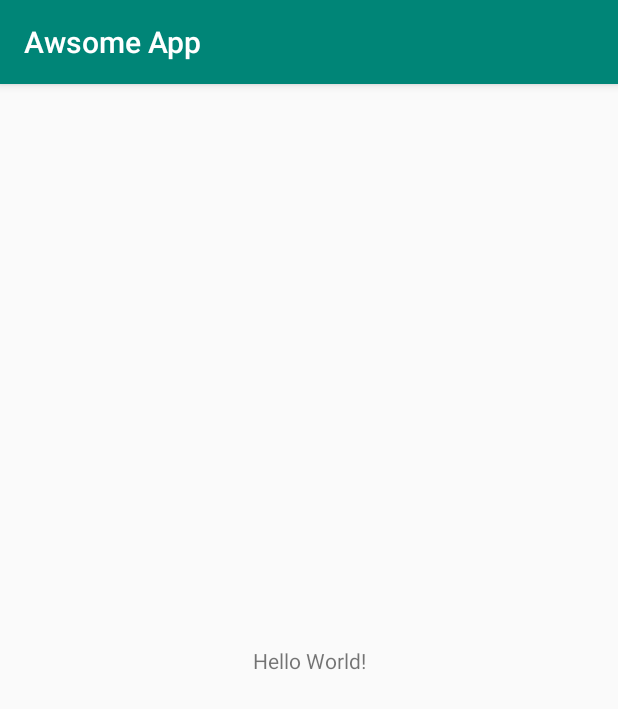
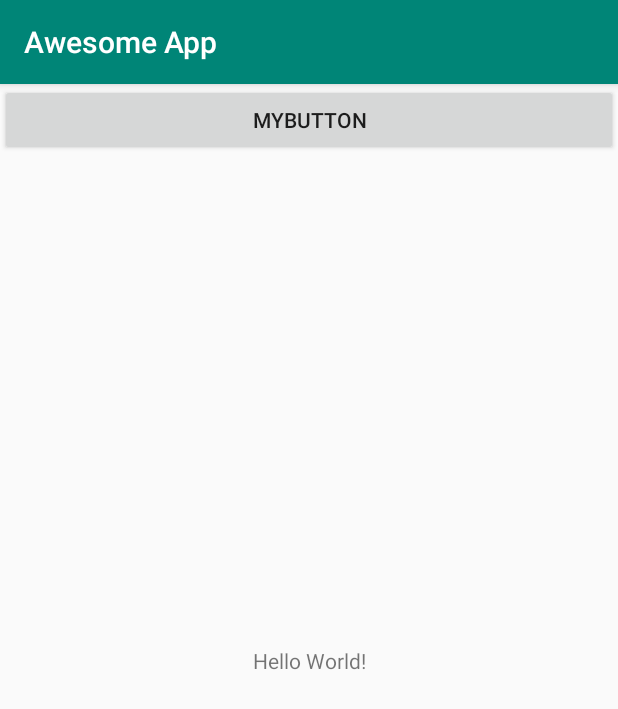
Before and after one commit to Computer-science-projects-kenya/AwsomeApp, an Android app: the screen it shows after launch (MainActivity), on a phone screen of 412 x 824 dp. Shown: the top 709 px of the screen. Run offline under Robolectric (Android 15) with nearby library versions, the phone set to English and light mode, and no system bars.

Commit message:
regular updates

```diff
--- a/app/src/main/res/layout/activity_main.xml
+++ b/app/src/main/res/layout/activity_main.xml
@@ -4,6 +4,7 @@
     xmlns:tools="http://schemas.android.com/tools"
     android:layout_width="match_parent"
     android:layout_height="match_parent"
+    android:theme="@style/AppTheme"
     tools:context=".MainActivity">
 
     <TextView
@@ -14,5 +15,9 @@
         app:layout_constraintLeft_toLeftOf="parent"
         app:layout_constraintRight_toRightOf="parent"
         app:layout_constraintTop_toTopOf="parent" />
+    <Button
+        android:layout_width="match_parent"
+        android:text="Mybutton"
+        android:layout_height="wrap_content" />
 
 </android.support.constraint.ConstraintLayout>
--- a/app/src/main/res/values/strings.xml
+++ b/app/src/main/res/values/strings.xml
@@ -1,3 +1,3 @@
 <resources>
-    <string name="app_name">Awsome App</string>
+    <string name="app_name">Awesome App</string>
 </resources>
```
